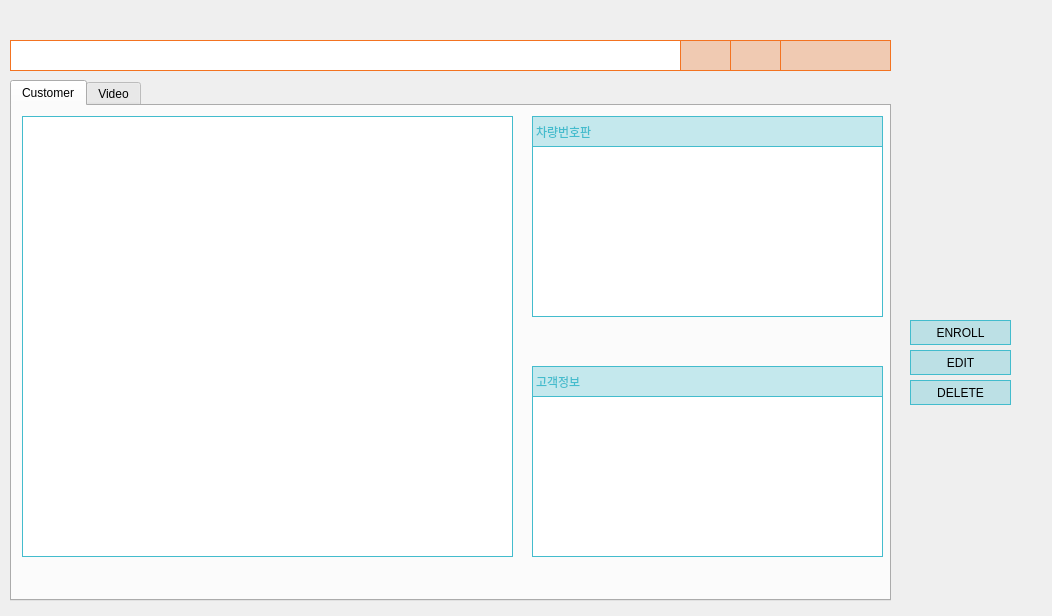
Qt form cctv_36/src/ui/search.ui (VEDA-ThirtySix/PAMS-client) before a commit.
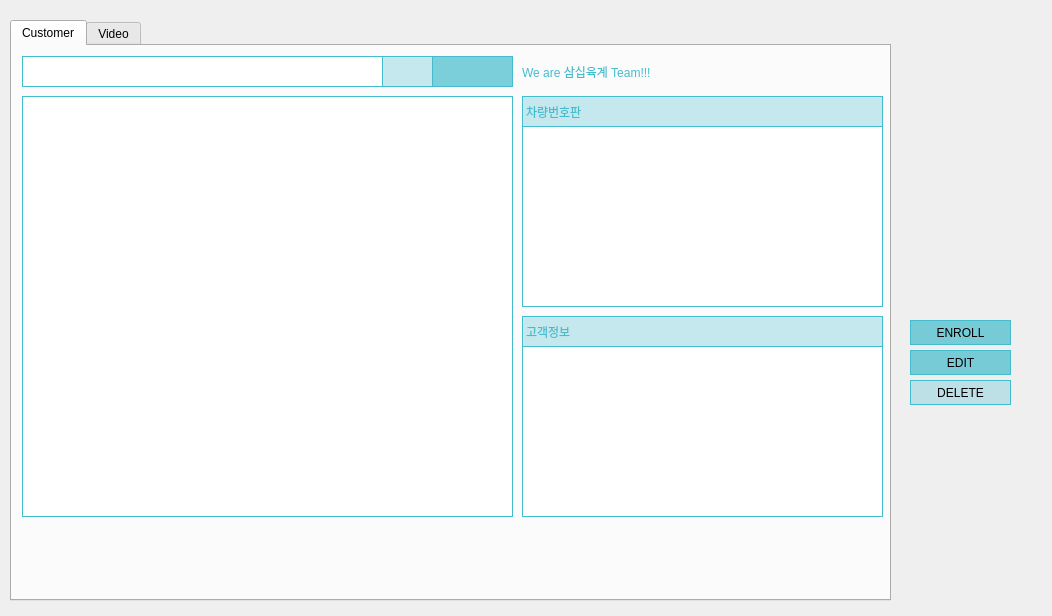
The same form after that commit. Icons and pictures are not drawn.

Commit message: feat: search탭 UI 검색창 위치 이동, 캘린더 버튼 이동

```diff
--- a/cctv_36/src/ui/search.ui
+++ b/cctv_36/src/ui/search.ui
@@ -26,7 +26,7 @@
     <string notr="true">QPushButton{
         font: 300 bold 9pt &quot;Quicksand Light&quot;;
         color: black;
-        background-color: rgba(67,188,205,0.3);
+        background-color: rgba(67,188,205,0.7);
         border:1px solid rgb(67,188,205);
 }
 QPushButton::hover{
@@ -80,7 +80,7 @@
     <string notr="true">QPushButton{
         font: 300 bold 9pt &quot;Quicksand Light&quot;;
         color: black;
-        background-color: rgba(67,188,205,0.3);
+        background-color: rgba(67,188,205,0.7);
         border:1px solid rgb(67,188,205);
 }
 QPushButton::hover{
@@ -94,101 +94,13 @@
     <string>ENROLL</string>
    </property>
   </widget>
-  <widget class="QPushButton" name="filterButton">
-   <property name="geometry">
-    <rect>
-     <x>680</x>
-     <y>40</y>
-     <width>51</width>
-     <height>31</height>
-    </rect>
-   </property>
-   <property name="styleSheet">
-    <string notr="true">	color:  rgb(255, 255, 255);
-        background-color:rgba(243,115,33,0.3);
-        border:1px solid rgb(243,115,33);
-        font: 500 8pt &quot;Quicksand Medium&quot;;</string>
-   </property>
-   <property name="text">
-    <string/>
-   </property>
-   <property name="icon">
-    <iconset resource="../../images.qrc">
-     <normaloff>:/images/list.png</normaloff>:/images/list.png</iconset>
-   </property>
-  </widget>
-  <widget class="QLineEdit" name="searchInput">
-   <property name="geometry">
-    <rect>
-     <x>10</x>
-     <y>40</y>
-     <width>671</width>
-     <height>31</height>
-    </rect>
-   </property>
-   <property name="styleSheet">
-    <string notr="true">background-color: rgb(255, 255, 255);
-border:1px solid rgb(243,115,33);
-color:  rgb(243,115,33);
-
-
-</string>
-   </property>
-  </widget>
-  <widget class="QPushButton" name="searchButton">
-   <property name="geometry">
-    <rect>
-     <x>780</x>
-     <y>40</y>
-     <width>111</width>
-     <height>31</height>
-    </rect>
-   </property>
-   <property name="styleSheet">
-    <string notr="true">	color:  rgb(0,0,0);
-        background-color:rgba(243,115,33,0.3);
-        border:1px solid rgb(243,115,33);
-        font: 500 11pt &quot;Quicksand Medium&quot;;</string>
-   </property>
-   <property name="text">
-    <string/>
-   </property>
-   <property name="icon">
-    <iconset resource="../../images.qrc">
-     <normaloff>:/images/search.png</normaloff>:/images/search.png</iconset>
-   </property>
-  </widget>
-  <widget class="QPushButton" name="calendarButton">
-   <property name="geometry">
-    <rect>
-     <x>730</x>
-     <y>40</y>
-     <width>51</width>
-     <height>31</height>
-    </rect>
-   </property>
-   <property name="styleSheet">
-    <string notr="true">
-color:  rgb(255, 255, 255);
-background-color:rgba(243,115,33,0.3);
-border:1px solid rgb(243,115,33);
-font: 500 8pt &quot;Quicksand Medium&quot;;</string>
-   </property>
-   <property name="text">
-    <string/>
-   </property>
-   <property name="icon">
-    <iconset resource="../../images.qrc">
-     <normaloff>:/images/calendar.png</normaloff>:/images/calendar.png</iconset>
-   </property>
-  </widget>
   <widget class="QTabWidget" name="searchTabWidget">
    <property name="geometry">
     <rect>
      <x>10</x>
-     <y>80</y>
+     <y>20</y>
      <width>881</width>
-     <height>521</height>
+     <height>581</height>
     </rect>
    </property>
    <property name="styleSheet">
@@ -254,9 +166,9 @@
      <property name="geometry">
       <rect>
        <x>10</x>
-       <y>10</y>
+       <y>50</y>
        <width>491</width>
-       <height>441</height>
+       <height>421</height>
       </rect>
      </property>
      <property name="styleSheet">
@@ -282,9 +194,9 @@
      <property name="geometry">
       <rect>
        <x>510</x>
-       <y>10</y>
+       <y>50</y>
        <width>361</width>
-       <height>461</height>
+       <height>421</height>
       </rect>
      </property>
      <property name="frameShape">
@@ -293,10 +205,10 @@
      <widget class="QLabel" name="imageLabel">
       <property name="geometry">
        <rect>
-        <x>10</x>
+        <x>0</x>
         <y>30</y>
-        <width>351</width>
-        <height>171</height>
+        <width>361</width>
+        <height>181</height>
        </rect>
       </property>
       <property name="styleSheet">
@@ -310,10 +222,10 @@
      <widget class="QLabel" name="textLabel">
       <property name="geometry">
        <rect>
-        <x>10</x>
-        <y>280</y>
-        <width>351</width>
-        <height>161</height>
+        <x>0</x>
+        <y>250</y>
+        <width>361</width>
+        <height>171</height>
        </rect>
       </property>
       <property name="styleSheet">
@@ -329,9 +241,9 @@
      <widget class="QLabel" name="plateTitle">
       <property name="geometry">
        <rect>
-        <x>10</x>
+        <x>0</x>
         <y>0</y>
-        <width>351</width>
+        <width>361</width>
         <height>31</height>
        </rect>
       </property>
@@ -348,9 +260,9 @@
      <widget class="QLabel" name="plateTitle_2">
       <property name="geometry">
        <rect>
-        <x>10</x>
-        <y>250</y>
-        <width>351</width>
+        <x>0</x>
+        <y>220</y>
+        <width>361</width>
         <height>31</height>
        </rect>
       </property>
@@ -365,6 +277,87 @@
       </property>
      </widget>
     </widget>
+    <widget class="QPushButton" name="searchButton">
+     <property name="geometry">
+      <rect>
+       <x>420</x>
+       <y>10</y>
+       <width>81</width>
+       <height>31</height>
+      </rect>
+     </property>
+     <property name="styleSheet">
+      <string notr="true">color:  rgb(255, 255, 255);
+font: 500 8pt &quot;Quicksand Medium&quot;;
+background-color: rgba(67,188,205,0.7);
+border:1px solid rgb(67,188,205);</string>
+     </property>
+     <property name="text">
+      <string/>
+     </property>
+     <property name="icon">
+      <iconset resource="../../images.qrc">
+       <normaloff>:/images/search.png</normaloff>:/images/search.png</iconset>
+     </property>
+    </widget>
+    <widget class="QLineEdit" name="searchInput">
+     <property name="geometry">
+      <rect>
+       <x>10</x>
+       <y>10</y>
+       <width>361</width>
+       <height>31</height>
+      </rect>
+     </property>
+     <property name="styleSheet">
+      <string notr="true">color:  rgb(255, 255, 255);
+font: 500 8pt &quot;Quicksand Medium&quot;;
+background-color: white;
+border:1px solid rgb(67,188,205);</string>
+     </property>
+    </widget>
+    <widget class="QPushButton" name="filterButton">
+     <property name="geometry">
+      <rect>
+       <x>370</x>
+       <y>10</y>
+       <width>51</width>
+       <height>31</height>
+      </rect>
+     </property>
+     <property name="styleSheet">
+      <string notr="true">color:  rgb(255, 255, 255);
+font: 500 8pt &quot;Quicksand Medium&quot;;
+background-color: rgba(67,188,205,0.3);
+border:1px solid rgb(67,188,205);</string>
+     </property>
+     <property name="text">
+      <string/>
+     </property>
+     <property name="icon">
+      <iconset resource="../../images.qrc">
+       <normaloff>:/images/list.png</normaloff>:/images/list.png</iconset>
+     </property>
+    </widget>
+    <widget class="QLabel" name="plateTitle_5">
+     <property name="geometry">
+      <rect>
+       <x>510</x>
+       <y>10</y>
+       <width>361</width>
+       <height>31</height>
+      </rect>
+     </property>
+     <property name="styleSheet">
+      <string notr="true">font: 300 bold 12pt &quot;Quicksand Light&quot;;
+color:rgb(67,188,205);
+background-color: none;
+border:none;</string>
+     </property>
+     <property name="text">
+      <string>We are 삼십육계 Team!!!</string>
+     </property>
+    </widget>
    </widget>
    <widget class="QWidget" name="videoTab">
     <attribute name="title">
@@ -595,7 +588,31 @@
 font: 14pt &quot;Sans Serif&quot;;</string>
      </property>
      <property name="text">
-      <string>Select Calender Button</string>
+      <string>                   Select Calender Button</string>
+     </property>
+    </widget>
+    <widget class="QPushButton" name="calendarButton">
+     <property name="geometry">
+      <rect>
+       <x>820</x>
+       <y>10</y>
+       <width>51</width>
+       <height>31</height>
+      </rect>
+     </property>
+     <property name="styleSheet">
+      <string notr="true">
+color:  rgb(255, 255, 255);
+background-color:rgba(67,188,205,0.6);
+border-left:1px solid rgb(67,188,205);
+font: 500 8pt &quot;Quicksand Medium&quot;;</string>
+     </property>
+     <property name="text">
+      <string/>
+     </property>
+     <property name="icon">
+      <iconset resource="../../images.qrc">
+       <normaloff>:/images/calendar.png</normaloff>:/images/calendar.png</iconset>
      </property>
     </widget>
     <zorder>calendarFrame</zorder>
```
Left out of the diff: 8 changed lines with no effect on the pictures. The commit also changes 7 other files.
